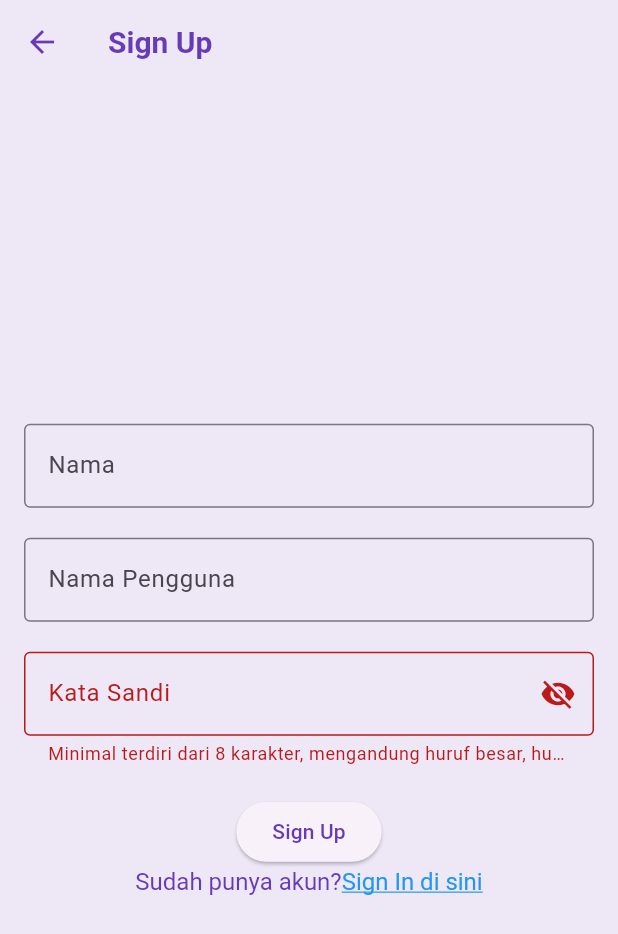
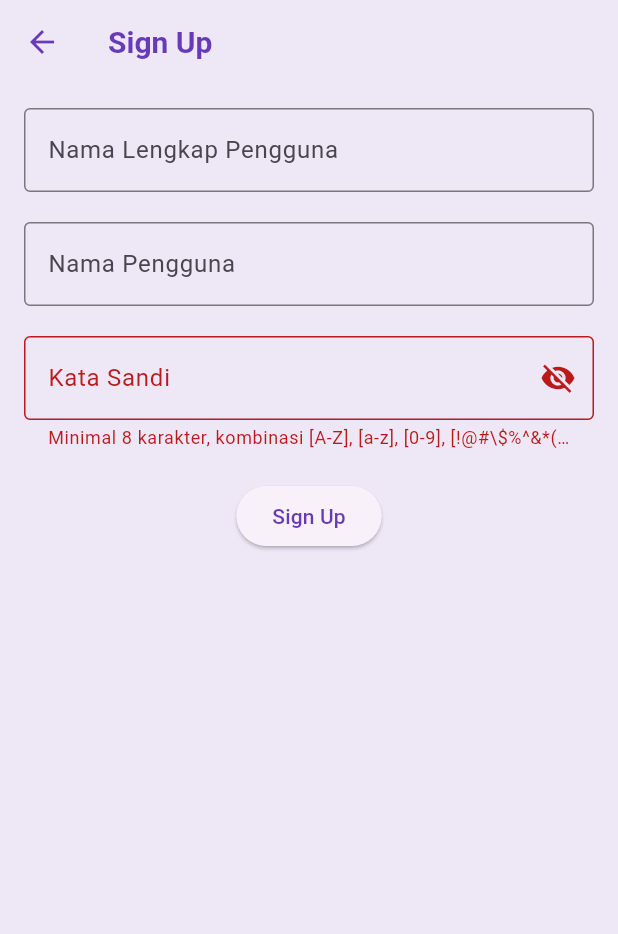
Before and after one commit to Wullannn/Wisatacandi_wulan, a Flutter app: the SignUpScreen screen opened by its route, after a tap on "Sign Up", on a phone screen of 412 x 824 dp. Shown: the top 934 px of the screen. Run offline on Flutter 3.47's test engine with Material 3 defaults, Android fonts, the phone set to English and light mode, and no system bars; our stand-ins replace shared_preferences; accounts and stored records are empty; network calls fail.

```diff
--- a/lib/main.dart
+++ b/lib/main.dart
@@ -37,11 +37,11 @@ class MyApp extends StatelessWidget {
       ),
       // home: ProfileScreen(),
       // home: DetailScreen(candi: candiList[0]),
-      // home: SignInScreen(),
+      home: SignInScreen(),
       //  home: SignUpScreen(),
       //  home: SearchScreen(),
       // home: HomeScreen(),
-      home: MainScreen(),
+      // home: MainScreen(),
       initialRoute: '/',
       routes: {
         '/homescreen': (context) => const HomeScreen(),
--- a/lib/screens/detail_screen.dart
+++ b/lib/screens/detail_screen.dart
@@ -117,9 +117,9 @@ class DetailScreen extends StatelessWidget {
                     ],
                   ),
                   SizedBox(height: 16),
-                  Text(candi.description),
                   Divider(color: Colors.deepPurple.shade100),
                   SizedBox(height: 16),
+                  // info bawah (deskripsi)
                 ],
               ),
             ),
--- a/lib/screens/sign_up_screen.dart
+++ b/lib/screens/sign_up_screen.dart
@@ -2,73 +2,85 @@ import 'package:flutter/material.dart';
 import 'package:flutter/gestures.dart';
 import 'package:shared_preferences/shared_preferences.dart';
 
+
 class SignUpScreen extends StatefulWidget {
-  const SignUpScreen({super.key});
+  SignUpScreen({super.key});
 
   @override
   State<SignUpScreen> createState() => _SignUpScreenState();
 }
 
 class _SignUpScreenState extends State<SignUpScreen> {
-  final TextEditingController _namaController = TextEditingController();
+  // TODO: 1. Deklarasikan variabel
+
   final TextEditingController _usernameController = TextEditingController();
+  final TextEditingController _fullnameController = TextEditingController();
   final TextEditingController _passwordController = TextEditingController();
+
   String _errorText = '';
+
   bool _obscurePassword = true;
 
-  // TODO: 1. Membuat fungsi _signUp
-  void _signUp() async {
+  //TODO: 1.Membuat method _signUp
+  Future<void> _signUp() async {
     final SharedPreferences prefs = await SharedPreferences.getInstance();
-    final String name = _namaController.text.trim();
+    final String name = _fullnameController.text.trim();
     final String username = _usernameController.text.trim();
     final String password = _passwordController.text.trim();
+    if(password.length < 8 ||
+        !password.contains(RegExp(r'[A-Z]'))||
+        !password.contains(RegExp(r'[a-z]'))||
+        !password.contains(RegExp(r'[0-9]'))||
+        !password.contains(RegExp(r'[!@#\\\$%^&*(),.?":{}|<>]'))){
+      setState(() {
+        _errorText = 'Minimal 8 karakter, kombinasi [A-Z], [a-z], [0-9], [!@#\\\$%^&*(),.?":{}|<>]';
+      });
+      return;
+    }
+    prefs.setString('fullname', name);
+    prefs.setString('username', username);
+    prefs.setString('password', password);
+    // print('* Sign Up berhasil!');
+    // print('Nama: $name');
+    // print('Nama Pengguna: $username');
+    // print('Password: $password');
+    Navigator.pushReplacementNamed(context, '/signin');
+  }
 
-    if (password.length < 8 ||
-        !password.contains(RegExp(r'[A-Z]')) ||
-        !password.contains(RegExp(r'[a-z]')) ||
-        !password.contains(RegExp(r'[0-9]')) ||
-        !password.contains(RegExp(r'[!@#$%^&*(),.?":{}|<>]')))
-
-      print('*** Sign up berhasil!');
-      print('Nama : $name');
-      print('Nama Pengguna : $username');
-      print('Password : $password');{
-      setState(() {
-        _errorText =
-        'Minimal terdiri dari 8 karakter, mengandung huruf besar, huruf kecil, angka, dan karakter spesial';
-      });
-      return;}}
-
-  // TODO: 2. Membuat fungsi dispose
+  //TODO: 2.Membuat method dispose
   @override
-  void dispose() {
-    // TODO: Implement dispose
+  void dispose(){
+    //TODO: Implement dispose
+    _fullnameController.dispose();
+    _usernameController.dispose();
+    _passwordController.dispose();
     super.dispose();
   }
-
   @override
   Widget build(BuildContext context) {
     return Scaffold(
-      appBar: AppBar(
-        title: const Text('Sign Up'),
-      ),
-      body: Center(
-        child: SingleChildScrollView(
+      // TODO: 2. Pasang AppBar
+      appBar: AppBar(title: Text('Sign Up')),
+      // TODO: 3. Pasang body
+      body: SingleChildScrollView(
+        child: Center(
           child: Padding(
             padding: const EdgeInsets.all(16),
             child: Form(
                 child: Column(
+                  // TODO: 4. Atur mainAxisAlignment dan crossAxisAlignment
+                  mainAxisAlignment: MainAxisAlignment.center,
                   crossAxisAlignment: CrossAxisAlignment.center,
-                mainAxisAlignment: MainAxisAlignment.center,
                   children: [
                     TextFormField(
-                    controller: _namaController,
+                      controller: _fullnameController,
                       decoration: InputDecoration(
-                      labelText: "Nama",
+                        labelText: "Nama Lengkap Pengguna",
                         border: OutlineInputBorder(),
                       ),
                     ),
-                  const SizedBox(height: 20),
+                    // TODO: 6. Pasang TextFormField Nama Pengguna
+                    SizedBox(height: 20),
                     TextFormField(
                       controller: _usernameController,
                       decoration: InputDecoration(
@@ -76,7 +88,8 @@ class _SignUpScreenState extends State<SignUpScreen> {
                         border: OutlineInputBorder(),
                       ),
                     ),
-                  const SizedBox(height: 20),
+                    // TODO: 7. Pasang TextFormField Kata Sandi
+                    SizedBox(height: 20),
                     TextFormField(
                       controller: _passwordController,
                       decoration: InputDecoration(
@@ -86,41 +99,23 @@ class _SignUpScreenState extends State<SignUpScreen> {
                         suffixIcon: IconButton(
                           onPressed: () {
                             setState(() {
-                            _obscurePassword = !_obscurePassword;
+                              _obscurePassword = ! _obscurePassword;
                             });
                           },
                           icon: Icon(
-                          _obscurePassword
-                              ? Icons.visibility_off
-                              : Icons.visibility,
+                            _obscurePassword ? Icons.visibility_off : Icons.visibility,
                           ),
                         ),
                       ),
                       obscureText: _obscurePassword,
                     ),
-                  const SizedBox(height: 20),
-                  ElevatedButton(onPressed: _signUp, child: Text('Sign Up')),
-                  RichText(
-                      text: TextSpan(
-                        text: "Sudah punya akun?",
-                        style: TextStyle(fontSize: 16, color: Colors.deepPurple),
-                        children: <TextSpan>[
-                          TextSpan(
-                            text: "Sign In di sini",
-                            style: TextStyle(
-                                color: Colors.blue,
-                                decoration: TextDecoration.underline,
-                                fontSize: 16
-                            ),
-                            recognizer: TapGestureRecognizer()
-                              ..onTap = (){},
-                          ),
+                    // TODO: 8. Pasang ElevatedButton Sign In
+                    SizedBox(height: 20),
+                    ElevatedButton(onPressed: () {
+                      _signUp();
+                    }, child: Text('Sign Up')),
                   ],
-                      )
-                  ),
-                ],
-              ),
-            ),
+                )),
           ),
         ),
       ),
```
Also changed, not shown: lib/screens/sign_in_screen.dart (+75 -33 lines). Lines whose indentation alone changed are shown as unchanged.
